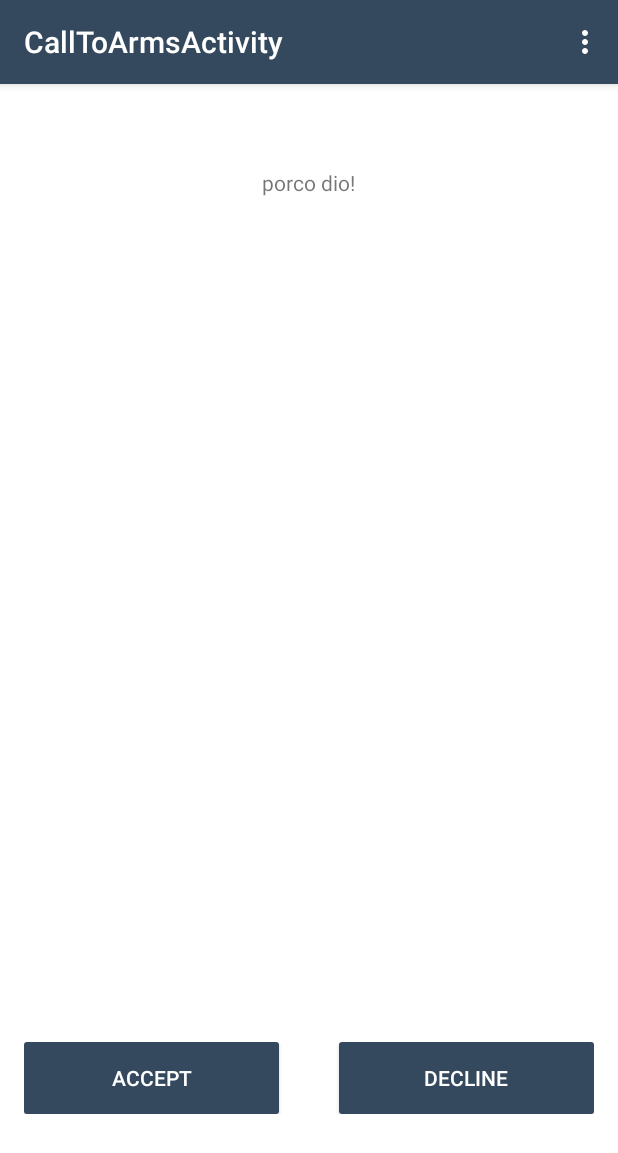
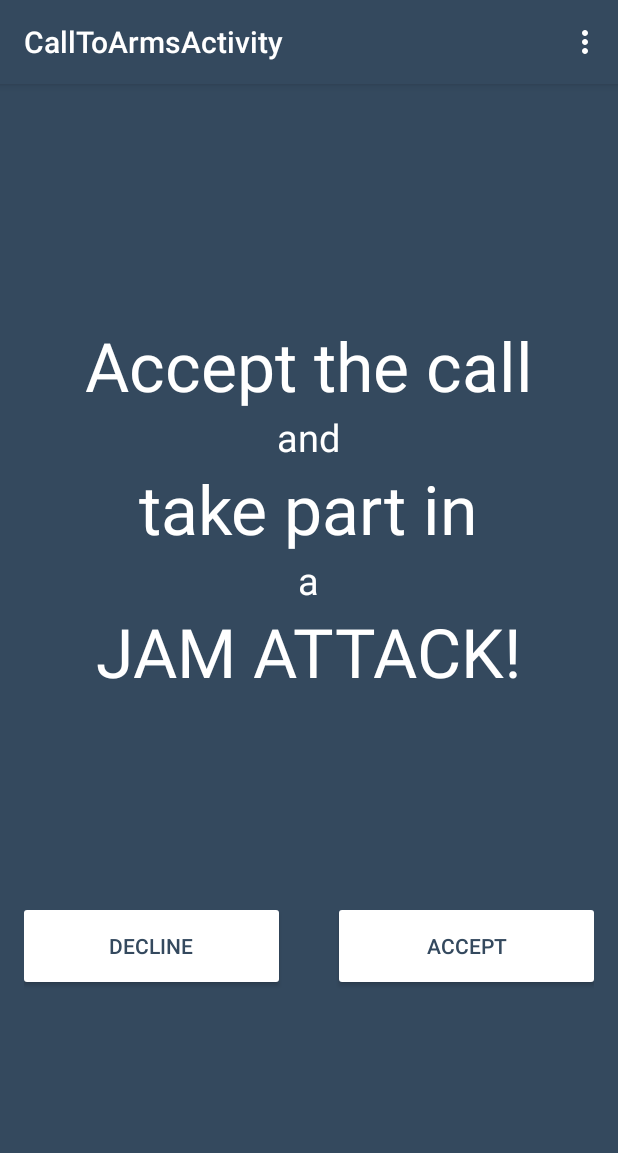
Before and after one commit to edo1493/jamclub, an Android app: the CallToArmsActivity screen opened directly, with no data from a screen before it, on a phone screen of 412 x 824 dp. Shown: the top 1153 px of the screen. Run offline under Robolectric (Android 15) with nearby library versions, the phone set to English and light mode, and no system bars.

Commit message:
activity call to arms view

```diff
--- a/jamclub/app/src/main/java/com/magnaideas/jamclub/Activities/LoggedOutActivity.java
+++ b/jamclub/app/src/main/java/com/magnaideas/jamclub/Activities/LoggedOutActivity.java
@@ -15,7 +15,7 @@ public class LoggedOutActivity extends Activity {
     @Override
     protected void onCreate(Bundle savedInstanceState) {
         super.onCreate(savedInstanceState);
-        setContentView(R.layout.activity_loggedout);
+        setContentView(R.layout.activity_call_to_arms_late);
     }
 
     public void richLogin(View v)
--- a/jamclub/app/src/main/res/layout/activity_call_to_arms.xml
+++ b/jamclub/app/src/main/res/layout/activity_call_to_arms.xml
@@ -1,4 +1,4 @@
-<RelativeLayout xmlns:android="http://schemas.android.com/apk/res/android"
+<LinearLayout xmlns:android="http://schemas.android.com/apk/res/android"
     xmlns:tools="http://schemas.android.com/tools"
     android:orientation="vertical"
     android:layout_width="match_parent"
@@ -7,6 +7,7 @@
     android:paddingRight="@dimen/activity_horizontal_margin"
     android:paddingTop="@dimen/activity_vertical_margin"
     android:paddingBottom="@dimen/activity_vertical_margin"
+    android:background="#34495e"
     tools:context="com.magnaideas.jamclub.Activities.CallToArmsActivity">
 
 
@@ -14,14 +15,44 @@
         android:layout_width="match_parent"
         android:layout_height="wrap_content"
         android:orientation="vertical"
-        android:layout_marginTop="40dp"
-        android:layout_alignParentTop="true"
+        android:layout_margin="10dp"
+        android:layout_weight="3"
         android:gravity="center">
 
         <TextView
             android:layout_width="wrap_content"
             android:layout_height="wrap_content"
-            android:text="porco dio!"/>
+            android:textColor="#ffffff"
+            android:textSize="45sp"
+            android:text="Accept the call"/>
+
+        <TextView
+            android:layout_width="wrap_content"
+            android:layout_height="wrap_content"
+            android:textColor="#ffffff"
+            android:textSize="25sp"
+            android:text="and"/>
+
+        <TextView
+            android:layout_width="wrap_content"
+            android:layout_height="wrap_content"
+            android:textColor="#ffffff"
+            android:textSize="45sp"
+            android:text="take part in"/>
+
+        <TextView
+            android:layout_width="wrap_content"
+            android:layout_height="wrap_content"
+            android:textColor="#ffffff"
+            android:textSize="25sp"
+            android:text="a"/>
+
+        <TextView
+            android:layout_width="wrap_content"
+            android:layout_height="wrap_content"
+            android:textColor="#ffffff"
+            android:textSize="45sp"
+            android:text="JAM ATTACK!"/>
 
     </LinearLayout>
 
@@ -31,34 +62,34 @@
         android:layout_height="wrap_content"
         android:layout_marginBottom="65dp"
         android:orientation="horizontal"
-        android:layout_alignParentBottom="true">
+        android:layout_weight="1" >
+
+        <Button
+            android:layout_width="0dp"
+            android:layout_height="wrap_content"
+            android:text="Decline"
+            android:id="@+id/declineButton"
+            android:textColor="#34495e"
+            android:layout_weight="1"
+            android:layout_marginRight="20dp"
+            android:background="@drawable/material_login"
+            android:layout_gravity="end"
+            android:onClick="decline" />
 
         <Button
             android:layout_width="0dp"
             android:layout_height="wrap_content"
             android:text="Accept"
             android:id="@+id/acceptButton"
-            android:textColor="#ffffff"
+            android:textColor="#34495e"
             android:layout_weight="1"
-            android:layout_marginRight="20dp"
-            android:background="@drawable/material_button"
+            android:layout_marginLeft="20dp"
+            android:background="@drawable/material_login"
             android:layout_gravity="start"
             android:onClick="accept" />
-
-        <Button
-            android:layout_width="0dp"
-            android:layout_height="wrap_content"
-            android:text="Decline"
-            android:id="@+id/declineButton"
-            android:textColor="#ffffff"
-            android:layout_weight="1"
-            android:layout_marginLeft="20dp"
-            android:background="@drawable/material_button"
-            android:layout_gravity="end"
-            android:onClick="decline" />
 
 
     </LinearLayout>
 
 
-</RelativeLayout>
+</LinearLayout>
```
Also changed, not shown: jamclub/app/src/main/res/layout/activity_call_to_arms_late.xml (+45 -2 lines).
